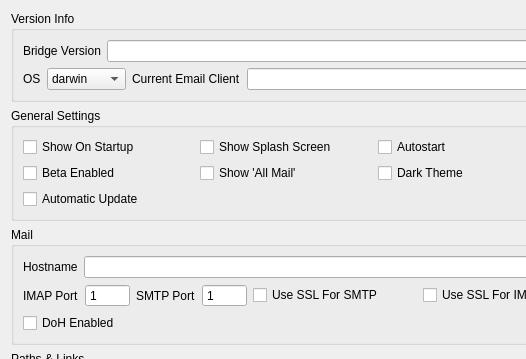
Old version of the form internal/frontend/bridge-gui/bridge-gui-tester/Tabs/SettingsTab.ui in the repository ProtonMail/proton-bridge; both pictures show x 0 to 526 and y 0 to 359 of the 1127 by 808 pixel window.
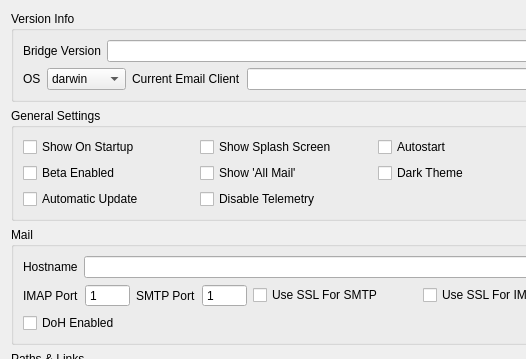
New version of the form.

Commit message:
feat(GODT-2555): add local telemetry settings.
feat(GODT-2555): add 'TelemetryDisabled' settings to vault.
feat(GODT-2555): CLI and GUI implementation.
feat(GODT-2555): implemented setting in bridge-gui-tester.
feat(GODT-2555): added unit tests.
feat(GODT-2555): feature tests.

```diff
--- a/internal/frontend/bridge-gui/bridge-gui-tester/Tabs/SettingsTab.ui
+++ b/internal/frontend/bridge-gui/bridge-gui-tester/Tabs/SettingsTab.ui
@@ -170,6 +170,13 @@
             </property>
            </widget>
           </item>
+          <item row="2" column="1">
+           <widget class="QCheckBox" name="checkIsTelemetryDisabled">
+            <property name="text">
+             <string>Disable Telemetry</string>
+            </property>
+           </widget>
+          </item>
          </layout>
         </widget>
        </item>
```
The commit also changes 28 other files.
